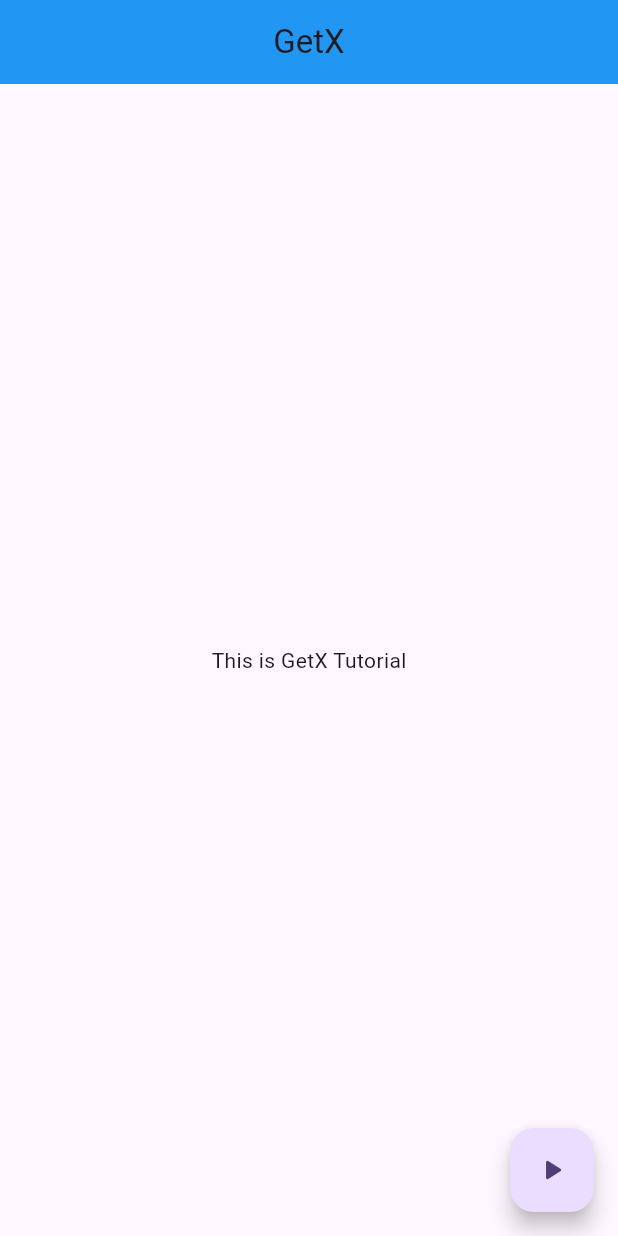
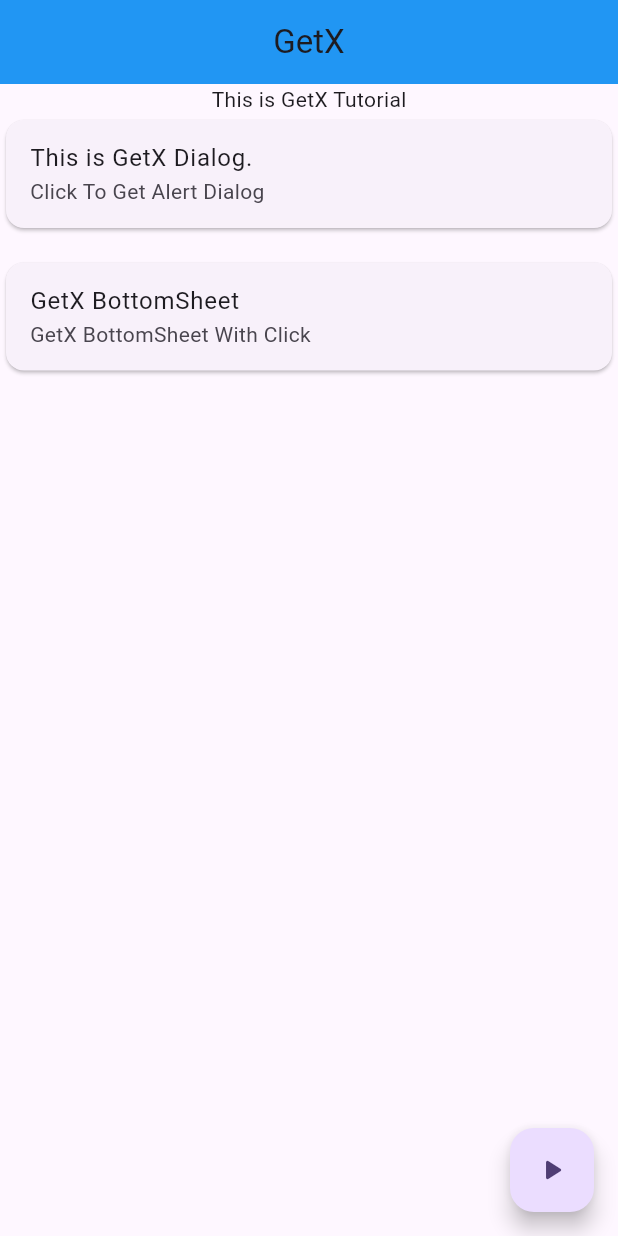
Before and after one commit to rn-byte/State_management, a Flutter app: the screen it shows after launch, on a phone screen of 412 x 824 dp. Run offline on Flutter 3.47's test engine with Material 3 defaults, Android fonts, the phone set to English and light mode, and no system bars; our stand-ins replace get.

Commit message:
alert dialog and bottomSheet

```diff
--- a/getx_st_mgmt/lib/Views/home_view.dart
+++ b/getx_st_mgmt/lib/Views/home_view.dart
@@ -17,14 +17,76 @@
         centerTitle: true,
         backgroundColor: Colors.blue,
       ),
-      body: const Center(
-        child: Column(
-          mainAxisAlignment: MainAxisAlignment.center,
+      body: SafeArea(
+        child: Center(
+            child: Column(
+          mainAxisAlignment: MainAxisAlignment.start,
           crossAxisAlignment: CrossAxisAlignment.center,
           children: [
-            Text('This is GetX Tutorial'),
+            const Text('This is GetX Tutorial'),
+            Card(
+              child: ListTile(
+                title: const Text('This is GetX Dialog.'),
+                subtitle: const Text('Click To Get Alert Dialog'),
+                onTap: () => Get.defaultDialog(
+                  title: 'Alert!',
+                  titlePadding: const EdgeInsets.only(top: 20),
+                  middleText: 'Are you sure you want to Delete?',
+                  contentPadding: const EdgeInsets.all(20),
+                  confirm: TextButton(
+                      onPressed: () {
+                        Navigator.pop(context);
+                      },
+                      child: const Text('Ok')),
+                  cancel: TextButton(
+                      onPressed: () {
+                        Get.back();
+                      },
+                      child: const Text('Cancel')),
+                  //content: ,
+                ),
+              ),
+            ),
+            const SizedBox(
+              height: 15,
+            ),
+            Card(
+              child: ListTile(
+                title: const Text('GetX BottomSheet'),
+                subtitle: const Text('GetX BottomSheet With Click'),
+                onTap: () {
+                  Get.bottomSheet(SizedBox(
+                    child: Column(
+                      children: [
+                        ListTile(
+                          leading: const Icon(Icons.light_mode),
+                          title: const Text('Light Mode'),
+                          onTap: () {
+                            Get.changeThemeMode(ThemeMode.light);
+                          },
+                        ),
+                        ListTile(
+                          leading: const Icon(Icons.dark_mode),
+                          title: const Text('Dark Mode'),
+                          onTap: () {
+                            Get.changeThemeMode(ThemeMode.dark);
+                          },
+                        ),
+                        ListTile(
+                          leading: const Icon(Icons.system_security_update),
+                          title: const Text('System Mode'),
+                          onTap: () {
+                            Get.changeThemeMode(ThemeMode.system);
+                          },
+                        ),
+                      ],
+                    ),
+                  ));
+                },
+              ),
+            )
           ],
-        ),
+        )),
       ),
       floatingActionButton: FloatingActionButton(
         onPressed: () {
```
